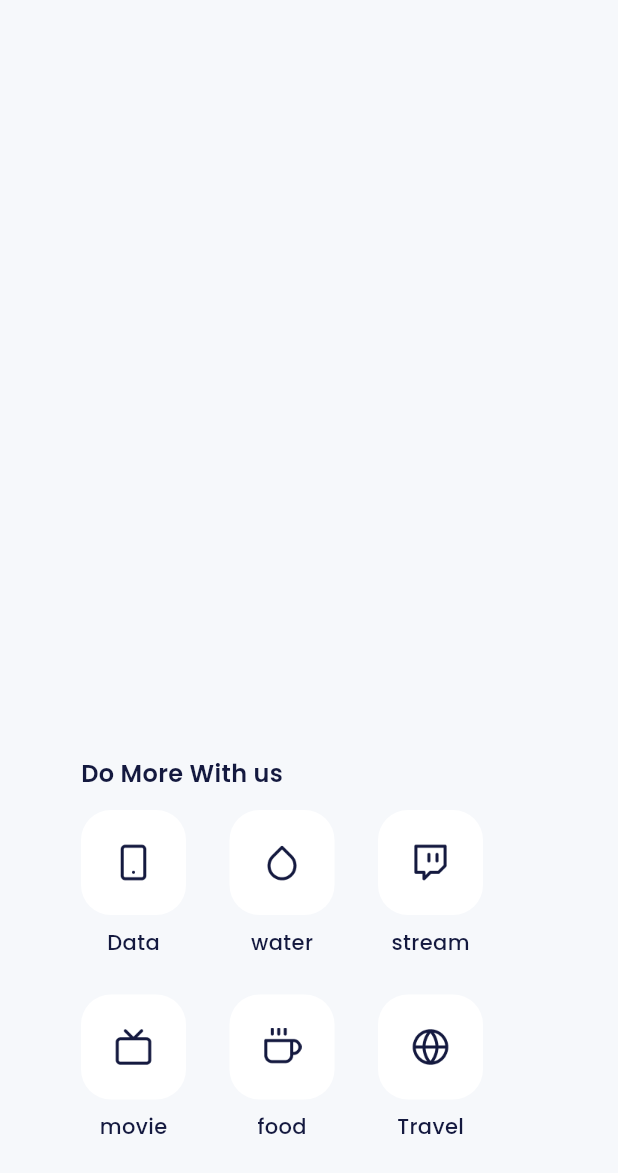
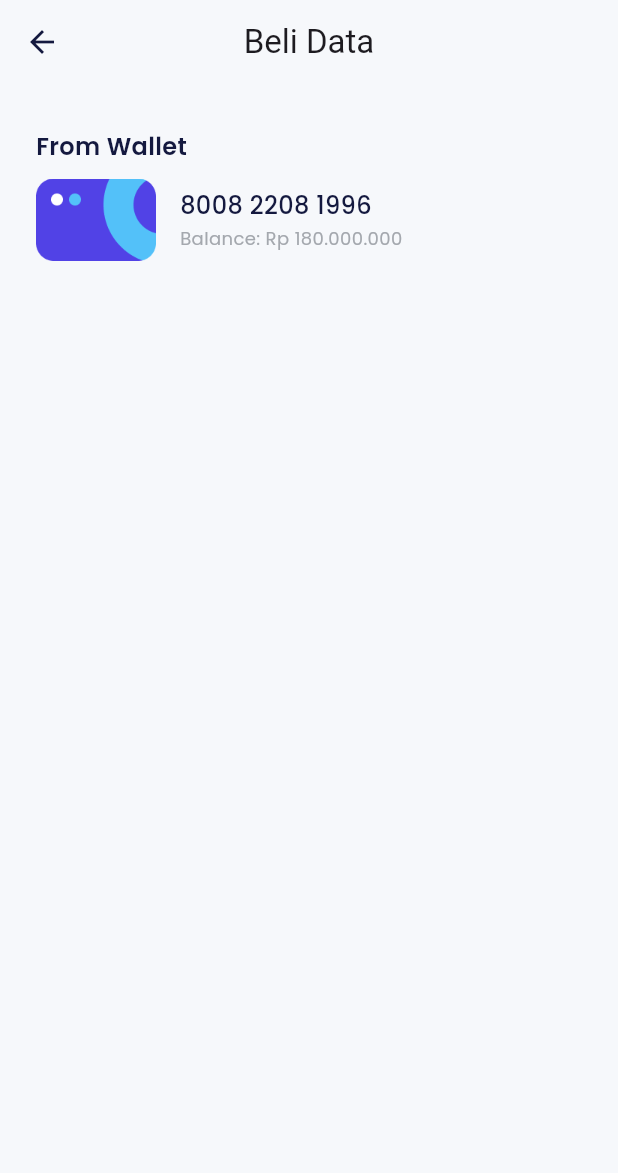
Before and after one commit to yowxy/E-Wallet, a Flutter app: the MoreDialog widget shown alone on an empty page, opened directly, after a tap on "Data", on a phone screen of 412 x 824 dp. Shown: the top 1173 px of the screen. Run offline on Flutter 3.47's test engine with Material 3 defaults, Android fonts, the light colour scheme and no system bars; our stand-ins replace carousel_slider, google_fonts.

Commit message:
style: slicingg provider  page part 1

```diff
--- a/lib/main.dart
+++ b/lib/main.dart
@@ -1,4 +1,5 @@
 import 'package:e_wallet/shared/theme.dart';
+import 'package:e_wallet/ui/pages/data_provider_pages.dart';
 import 'package:e_wallet/ui/pages/home_pages.dart';
 import 'package:e_wallet/ui/pages/onboarding_pages.dart';
 import 'package:e_wallet/ui/pages/pin_pages.dart';
@@ -60,6 +61,7 @@ class MyApp extends StatelessWidget {
         '/transfer' : (context) =>  const TransferPages(),
         '/transfer-amount': (context) => const TransferAmountPage(),
         '/transfer-success': (context) => const TransferSuccessPage(),
+        '/data-provider': (context) => const DataProviderPages(),
       },
     );
   }
--- /dev/null
+++ b/lib/ui/pages/data_provider_pages.dart
@@ -0,0 +1,71 @@
+import 'package:e_wallet/shared/theme.dart';
+import 'package:flutter/material.dart';
+
+class DataProviderPages extends StatelessWidget {
+  const DataProviderPages({super.key});
+
+  @override
+  Widget build(BuildContext context) {
+    return  Scaffold(
+      appBar: AppBar(
+        title: const Text(
+          'Beli Data',
+        ),
+      ),
+      body: ListView(
+        padding: const EdgeInsets.symmetric(
+          horizontal: 24,
+        ),
+        children: [
+          const SizedBox(
+            height: 30,
+          ),
+          Text(
+            'From Wallet',
+            style: blackTextStyle.copyWith(
+              fontWeight: semibold,
+              fontSize: 16,
+            ),
+          ),
+
+          const SizedBox(
+            height: 10,
+          ),
+
+          Row(children: [
+            Image.asset(
+              'assets/img_wallet.png',
+              width: 80,
+              ),
+              const SizedBox(
+                width: 16,
+              ),
+              Column(
+                crossAxisAlignment: CrossAxisAlignment.start,
+                children: [
+                  Text(
+                    '8008 2208 1996',
+                    style: blackTextStyle.copyWith(
+                      fontWeight: medium,
+                      fontSize: 16,
+                    ),
+                    ),
+
+                    const SizedBox(
+                      height: 2,
+                    ),
+                    Text(
+                      'Balance: Rp 180.000.000',
+                      style: greyTextStyle.copyWith(
+                        fontSize: 12,
+                        fontWeight: regular,
+                      ),
+                    )
+                ],
+              )
+          ],),
+        ],
+      ),
+    );
+  }
+}
--- a/lib/ui/pages/home_pages.dart
+++ b/lib/ui/pages/home_pages.dart
@@ -555,7 +555,9 @@ class MoreDialog extends StatelessWidget {
                 HomeServiceItem(
                 iconUrl: 'assets/ic_product_data.png',
                  title: 'Data',
-                 ontTap: (){},
+                 ontTap: (){
+                  Navigator.pushNamed(context, '/data-provider');
+                 },
                 ),
                 HomeServiceItem(
                 iconUrl: 'assets/ic_product_water.png',
```
